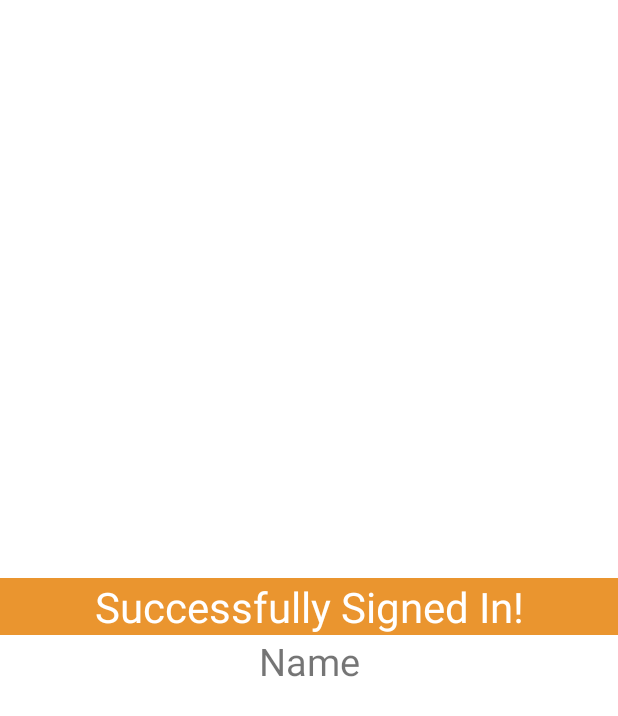
After one commit to fgonzalezr1998/PsycoWorksSheets, an Android app: the layout successfully_signed_dialog_fragment.xml on its own in the app's theme, with its tools: preview values and no code run, on a phone screen of 412 x 824 dp. The commit adds this screen. Shown: the top 716 px of the screen. Run offline under Robolectric (Android 15) with nearby library versions, the phone set to English and light mode, and no system bars.

Commit message:
[Sign In Dialog Fragment] sign in finished

```diff
--- a/PsycoWorkSheets/app/src/main/res/layout/login_dialog_fragment.xml
+++ b/PsycoWorkSheets/app/src/main/res/layout/login_dialog_fragment.xml
@@ -5,14 +5,14 @@ android:layout_height="match_parent"
 android:orientation="vertical">
 
 <TextView
-    android:id="@+id/signinFragmentTitle"
+    android:id="@+id/loginFragmentTitle"
     android:layout_width="match_parent"
     android:layout_height="wrap_content"
     android:gravity="center"
     android:textSize="35dp"
     android:background="@color/orange"
     android:textColor="#FFFF"
-    android:text="@string/signin_fragment_title" />
+    android:text="@string/login_fragment_title" />
 
 <EditText
     android:id="@+id/editTextTextPersonName"
--- a/PsycoWorkSheets/app/src/main/res/layout/signin_dialog_fragment.xml
+++ b/PsycoWorkSheets/app/src/main/res/layout/signin_dialog_fragment.xml
@@ -5,7 +5,7 @@
     android:orientation="vertical">
 
     <TextView
-        android:id="@+id/loginFragmentTitle"
+        android:id="@+id/signInFragmentTitle"
         android:layout_width="match_parent"
         android:layout_height="wrap_content"
         android:gravity="center"
--- /dev/null
+++ b/PsycoWorkSheets/app/src/main/res/layout/successfully_signed_dialog_fragment.xml
@@ -0,0 +1,29 @@
+<?xml version="1.0" encoding="utf-8"?>
+<LinearLayout xmlns:android="http://schemas.android.com/apk/res/android"
+    android:layout_width="match_parent"
+    android:layout_height="match_parent"
+    android:orientation="vertical"
+    android:gravity="center">
+
+    <TextView
+        android:id="@+id/loginFragmentTitle"
+        android:layout_width="match_parent"
+        android:layout_height="wrap_content"
+        android:gravity="center"
+        android:textSize="28dp"
+        android:background="@color/orange"
+        android:textColor="#FFFF"
+        android:layout_marginTop="20dp"
+        android:text="Successfully Signed In!" />
+
+    <TextView
+        android:id="@+id/editTextUserName"
+        android:layout_width="match_parent"
+        android:layout_height="wrap_content"
+        android:ems="10"
+        android:textSize="25dp"
+        android:textAlignment="center"
+        android:inputType="textPersonName"
+        android:text="Name" />
+
+</LinearLayout>
--- a/PsycoWorkSheets/app/src/main/res/values/strings.xml
+++ b/PsycoWorkSheets/app/src/main/res/values/strings.xml
@@ -6,7 +6,7 @@
     <string name="radio_button_doctor">Doctor</string>
     <string name="radio_button_patient">Patient</string>
     <string name="login_button">Log In</string>
-    <string name="patient_signin_button">Patient Sign In</string>
+    <string name="patient_signin_button">Sign In</string>
 
     <!-- Log In Dialog Fragment -->
 
```
Also changed, not shown: PsycoWorkSheets/app/src/main/java/com/example/psycoworksheets/MainActivity.java (+14 -2 lines), PsycoWorkSheets/app/src/main/java/com/example/psycoworksheets/SigninDialogFragment.java (+13 -3 lines), PsycoWorkSheets/app/src/main/java/com/example/psycoworksheets/SuccessfullySignedDialogFragment.java (added, +43 -0 lines).
